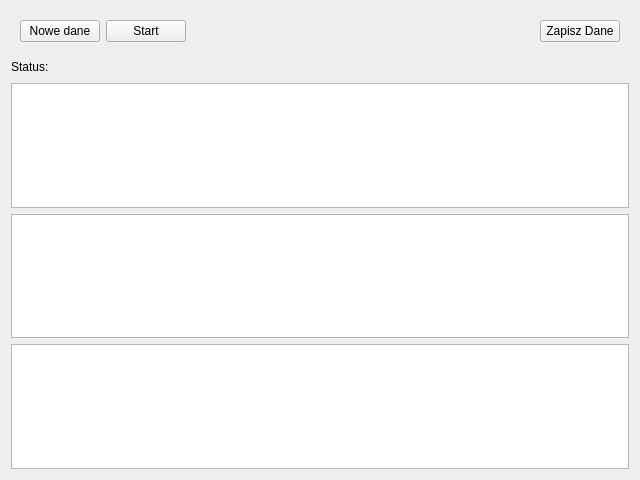
This is PrzeplywomierzGUI/Aplikacja/mierzonepozycje.ui in wiacekmarcin/StanowiskoOtwock as Qt 5 draws it before an edit. The edited form follows.
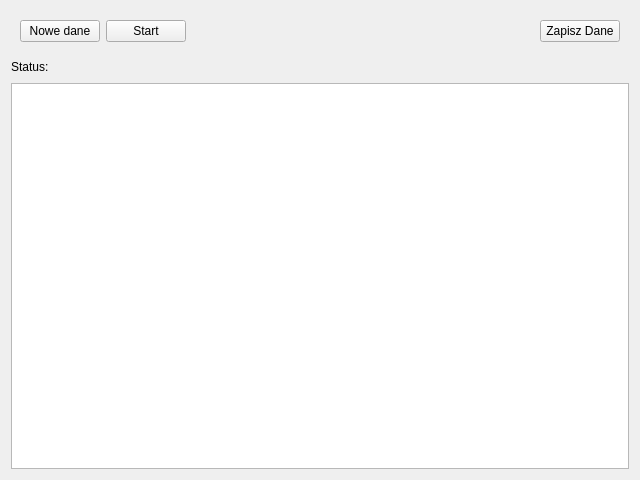
This is the edited form.

```diff
--- a/PrzeplywomierzGUI/Aplikacja/mierzonepozycje.ui
+++ b/PrzeplywomierzGUI/Aplikacja/mierzonepozycje.ui
@@ -88,12 +88,6 @@
    <item>
     <widget class="QTableWidget" name="table"/>
    </item>
-   <item>
-    <widget class="QTextEdit" name="localdebug"/>
-   </item>
-   <item>
-    <widget class="QTextEdit" name="debug"/>
-   </item>
   </layout>
  </widget>
  <resources/>
```
